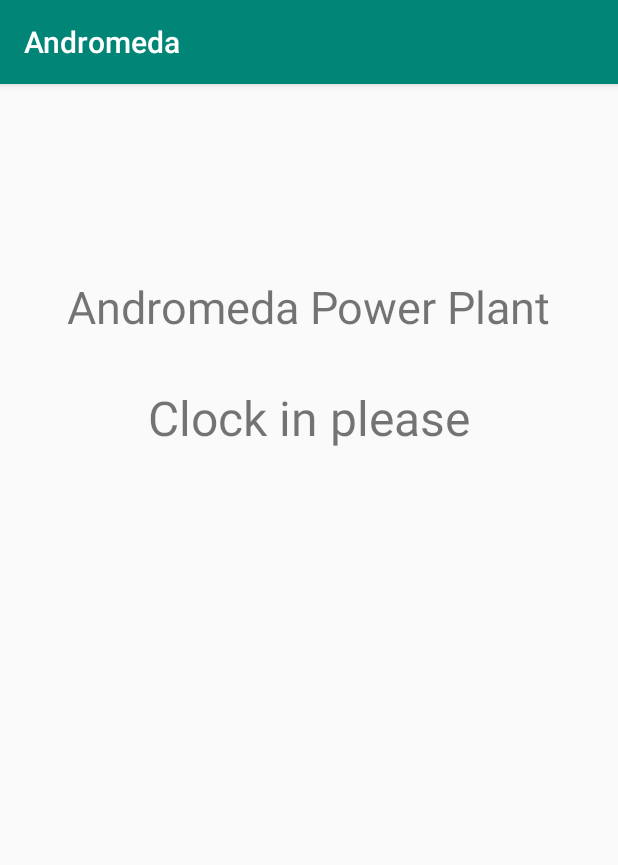
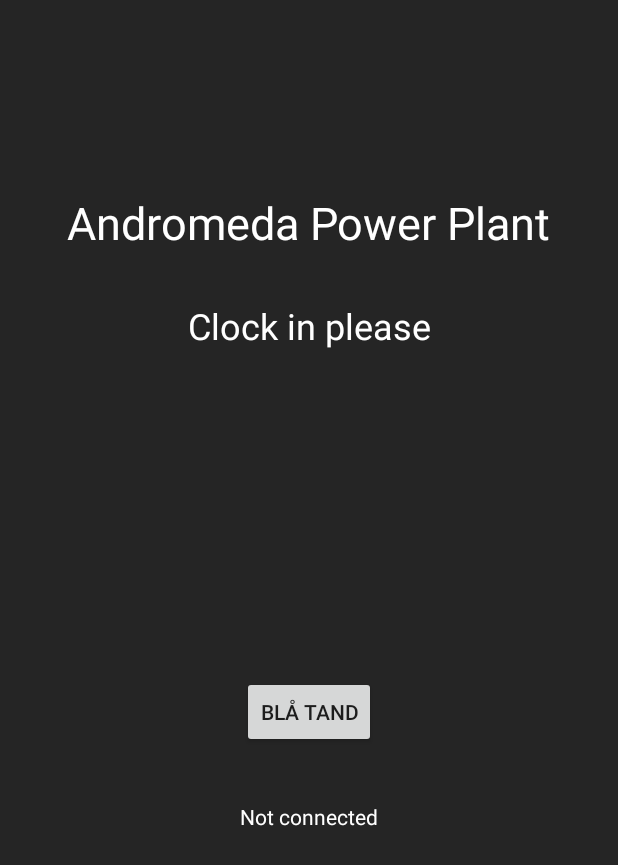
Before and after one commit to mandiz98/SDPM-Andromeda, an Android app: the screen it shows after launch (MainActivity), on a phone screen of 412 x 824 dp. Shown: the top 865 px of the screen. Run offline under Robolectric (Android 15) with nearby library versions, the phone set to English and light mode, and no system bars.

Commit message:
Started to work on layouts.

```diff
--- a/AndroidApp/app/build.gradle
+++ b/AndroidApp/app/build.gradle
@@ -22,6 +22,7 @@ dependencies {
     implementation fileTree(dir: 'libs', include: ['*.jar'])
     implementation 'com.android.support:appcompat-v7:28.0.0'
     implementation 'com.android.support.constraint:constraint-layout:1.1.3'
+    implementation 'com.android.support:support-v4:28.0.0'
     testImplementation 'junit:junit:4.12'
     androidTestImplementation 'com.android.support.test:runner:1.0.2'
     androidTestImplementation 'com.android.support.test.espresso:espresso-core:3.0.2'
--- a/AndroidApp/app/src/main/res/layout/activity_main.xml
+++ b/AndroidApp/app/src/main/res/layout/activity_main.xml
@@ -4,6 +4,7 @@
     xmlns:tools="http://schemas.android.com/tools"
     android:layout_width="match_parent"
     android:layout_height="match_parent"
+    android:background="@color/colorBlack"
     tools:context=".MainActivity">
 
     <TextView
@@ -12,6 +13,7 @@
         android:layout_height="wrap_content"
         android:layout_marginTop="128dp"
         android:text="@string/andromeda_power_plant"
+        android:textColor="@color/colorWhite"
         android:textSize="30sp"
         app:layout_constraintLeft_toLeftOf="parent"
         app:layout_constraintRight_toRightOf="parent"
@@ -25,9 +27,35 @@
         android:layout_marginTop="32dp"
         android:layout_marginEnd="8dp"
         android:text="@string/clock_in_please"
-        android:textSize="32sp"
+        android:textColor="@color/colorWhite"
+        android:textSize="24sp"
         app:layout_constraintEnd_toEndOf="parent"
         app:layout_constraintStart_toStartOf="parent"
         app:layout_constraintTop_toBottomOf="@+id/title_txt" />
 
+    <Button
+        android:id="@+id/test_bt_btn"
+        android:layout_width="wrap_content"
+        android:layout_height="wrap_content"
+        android:layout_marginStart="161dp"
+        android:layout_marginTop="217dp"
+        android:layout_marginEnd="162dp"
+        android:text="Blå tand"
+        app:layout_constraintEnd_toEndOf="parent"
+        app:layout_constraintStart_toStartOf="parent"
+        app:layout_constraintTop_toBottomOf="@+id/clck_in_txt" />
+
+    <TextView
+        android:id="@+id/bt_txt"
+        android:layout_width="wrap_content"
+        android:layout_height="wrap_content"
+        android:layout_marginStart="176dp"
+        android:layout_marginTop="36dp"
+        android:layout_marginEnd="176dp"
+        android:text="Not connected"
+        android:textColor="@color/colorWhite"
+        app:layout_constraintEnd_toEndOf="parent"
+        app:layout_constraintStart_toStartOf="parent"
+        app:layout_constraintTop_toBottomOf="@+id/test_bt_btn" />
+
 </android.support.constraint.ConstraintLayout>
--- a/AndroidApp/app/src/main/res/values/colors.xml
+++ b/AndroidApp/app/src/main/res/values/colors.xml
@@ -1,6 +1,8 @@
 <?xml version="1.0" encoding="utf-8"?>
 <resources>
-    <color name="colorPrimary">#008577</color>
-    <color name="colorPrimaryDark">#00574B</color>
-    <color name="colorAccent">#D81B60</color>
+    <color name="colorBlack">#252525</color>
+    <color name="colorWhite">#FFFFFF</color>
+    <color name="colorGreen">#6CE635</color>
+    <color name="colorYellow">#FFE200</color>
+    <color name="colorRed">#FF2C00</color>
 </resources>
--- a/AndroidApp/app/src/main/res/values/strings.xml
+++ b/AndroidApp/app/src/main/res/values/strings.xml
@@ -2,4 +2,7 @@
     <string name="app_name">Andromeda</string>
     <string name="andromeda_power_plant">Andromeda Power Plant</string>
     <string name="clock_in_please">Clock in please</string>
+
+    <!-- TODO: Remove or change this placeholder text -->
+    <string name="hello_blank_fragment">Hello blank fragment</string>
 </resources>
--- a/AndroidApp/app/src/main/res/values/styles.xml
+++ b/AndroidApp/app/src/main/res/values/styles.xml
@@ -1,11 +1,11 @@
 <resources>
 
     <!-- Base application theme. -->
-    <style name="AppTheme" parent="Theme.AppCompat.Light.DarkActionBar">
+    <style name="AppTheme" parent="Theme.AppCompat.Light.NoActionBar">
         <!-- Customize your theme here. -->
-        <item name="colorPrimary">@color/colorPrimary</item>
-        <item name="colorPrimaryDark">@color/colorPrimaryDark</item>
-        <item name="colorAccent">@color/colorAccent</item>
+        <item name="colorPrimary">@color/colorWhite</item>
+        <item name="colorPrimaryDark">@color/colorBlack</item>
+        <item name="colorAccent">@color/colorGreen</item>
     </style>
 
 </resources>
```
Also changed, not shown: AndroidApp/app/src/main/AndroidManifest.xml (+9 -0 lines), AndroidApp/app/src/main/java/se/ju/students/axam1798/andromeda/clock_in.java (added, +108 -0 lines), AndroidApp/app/src/main/java/se/ju/students/axam1798/andromeda/clock_out.java (added, +108 -0 lines), AndroidApp/app/src/main/res/layout/activity_clocked_io.xml (added, +7 -0 lines), AndroidApp/app/src/main/res/layout/activity_clothes.xml (added, +7 -0 lines), AndroidApp/app/src/main/res/layout/fragment_clock_in.xml (added, +60 -0 lines), AndroidApp/app/src/main/res/layout/fragment_clock_out.xml (added, +17 -0 lines).
